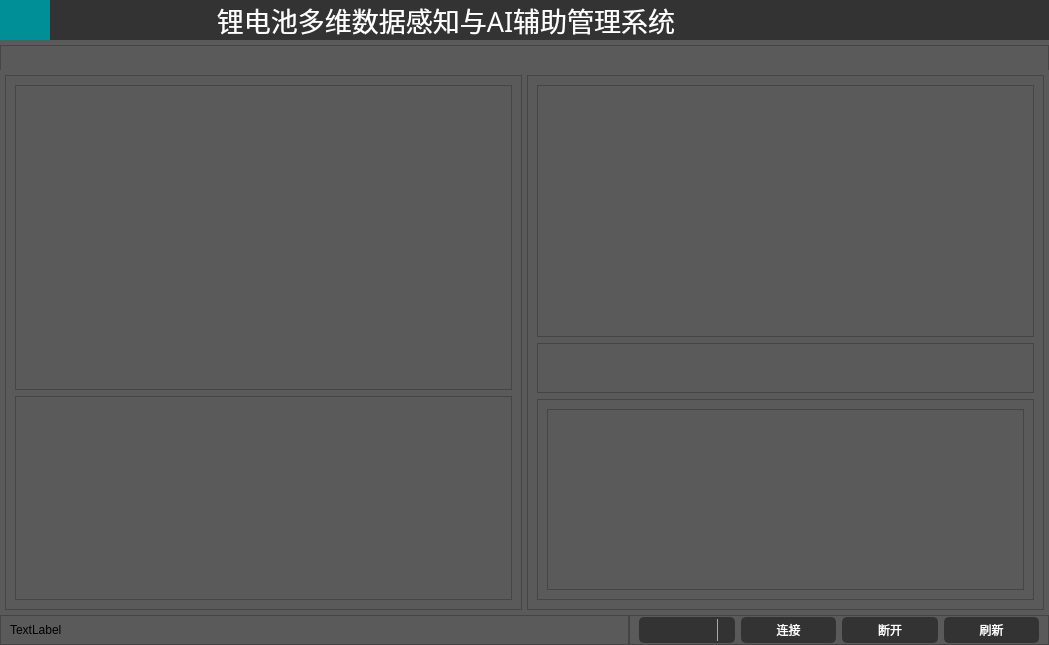
First picture: the form in ui/ui_main.ui, repository saberrin/EIS_GUI, before the edit.
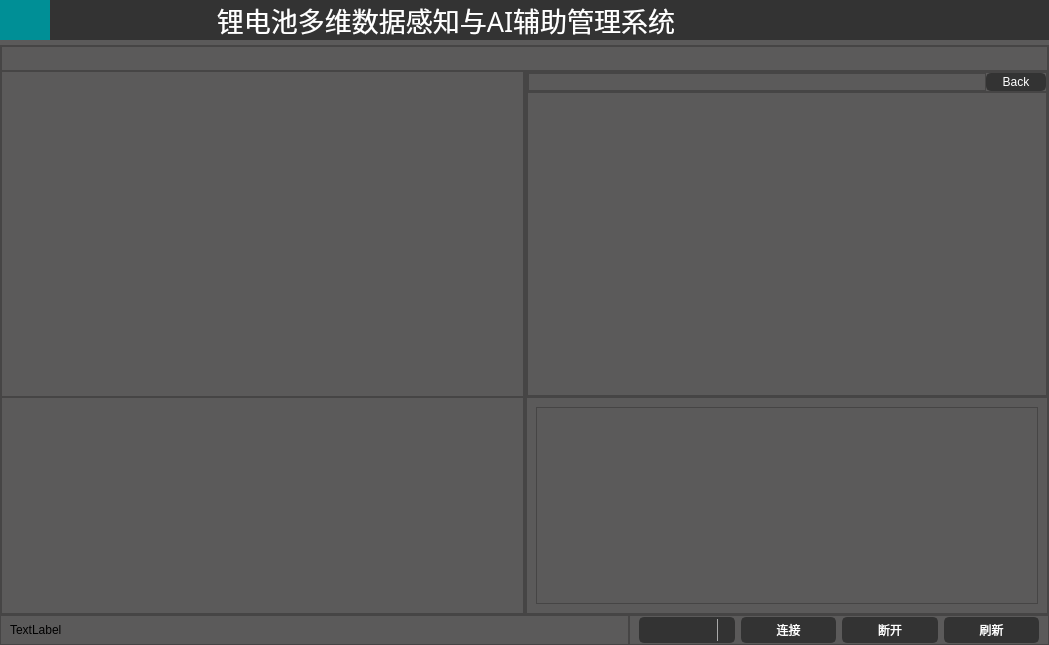
Second picture: the form after the edit. The open tabs and pages were chosen to show the change. Icons and pictures are not drawn.

```diff
--- a/ui/ui_main.ui
+++ b/ui/ui_main.ui
@@ -604,6 +604,33 @@
              <property name="bottomMargin">
               <number>0</number>
              </property>
+             <item>
+              <widget class="QFrame" name="frame_14">
+               <property name="frameShape">
+                <enum>QFrame::StyledPanel</enum>
+               </property>
+               <property name="frameShadow">
+                <enum>QFrame::Raised</enum>
+               </property>
+               <layout class="QHBoxLayout" name="horizontalLayout_21">
+                <property name="spacing">
+                 <number>0</number>
+                </property>
+                <property name="leftMargin">
+                 <number>0</number>
+                </property>
+                <property name="topMargin">
+                 <number>0</number>
+                </property>
+                <property name="rightMargin">
+                 <number>0</number>
+                </property>
+                <property name="bottomMargin">
+                 <number>0</number>
+                </property>
+               </layout>
+              </widget>
+             </item>
             </layout>
            </widget>
           </item>
@@ -990,19 +1017,19 @@
                 </property>
                 <layout class="QHBoxLayout" name="horizontalLayout_16">
                  <property name="spacing">
-                  <number>5</number>
+                  <number>0</number>
                  </property>
                  <property name="leftMargin">
-                  <number>5</number>
+                  <number>0</number>
                  </property>
                  <property name="topMargin">
-                  <number>5</number>
+                  <number>0</number>
                  </property>
                  <property name="rightMargin">
-                  <number>5</number>
+                  <number>0</number>
                  </property>
                  <property name="bottomMargin">
-                  <number>5</number>
+                  <number>0</number>
                  </property>
                  <item>
                   <widget class="QFrame" name="frame_left">
@@ -1013,6 +1040,21 @@
                     <enum>QFrame::Raised</enum>
                    </property>
                    <layout class="QVBoxLayout" name="verticalLayout_3">
+                    <property name="spacing">
+                     <number>0</number>
+                    </property>
+                    <property name="leftMargin">
+                     <number>0</number>
+                    </property>
+                    <property name="topMargin">
+                     <number>0</number>
+                    </property>
+                    <property name="rightMargin">
+                     <number>0</number>
+                    </property>
+                    <property name="bottomMargin">
+                     <number>0</number>
+                    </property>
                     <item>
                      <widget class="QFrame" name="frame_2">
                       <property name="sizePolicy">
@@ -1059,12 +1101,27 @@
                     <enum>QFrame::Raised</enum>
                    </property>
                    <layout class="QVBoxLayout" name="verticalLayout_4">
+                    <property name="spacing">
+                     <number>0</number>
+                    </property>
+                    <property name="leftMargin">
+                     <number>0</number>
+                    </property>
+                    <property name="topMargin">
+                     <number>0</number>
+                    </property>
+                    <property name="rightMargin">
+                     <number>0</number>
+                    </property>
+                    <property name="bottomMargin">
+                     <number>0</number>
+                    </property>
                     <item>
                      <widget class="QFrame" name="frame_6">
                       <property name="sizePolicy">
                        <sizepolicy hsizetype="Preferred" vsizetype="Preferred">
                         <horstretch>0</horstretch>
-                        <verstretch>5</verstretch>
+                        <verstretch>6</verstretch>
                        </sizepolicy>
                       </property>
                       <property name="frameShape">
@@ -1073,24 +1130,131 @@
                       <property name="frameShadow">
                        <enum>QFrame::Raised</enum>
                       </property>
-                      <layout class="QHBoxLayout" name="horizontalLayout_17"/>
-                     </widget>
-                    </item>
-                    <item>
-                     <widget class="QFrame" name="frame_8">
-                      <property name="sizePolicy">
-                       <sizepolicy hsizetype="Preferred" vsizetype="Preferred">
-                        <horstretch>0</horstretch>
-                        <verstretch>1</verstretch>
-                       </sizepolicy>
-                      </property>
-                      <property name="frameShape">
-                       <enum>QFrame::StyledPanel</enum>
-                      </property>
-                      <property name="frameShadow">
-                       <enum>QFrame::Raised</enum>
-                      </property>
-                      <layout class="QHBoxLayout" name="horizontalLayout_18"/>
+                      <layout class="QVBoxLayout" name="verticalLayout_7">
+                       <property name="spacing">
+                        <number>0</number>
+                       </property>
+                       <property name="leftMargin">
+                        <number>0</number>
+                       </property>
+                       <property name="topMargin">
+                        <number>0</number>
+                       </property>
+                       <property name="rightMargin">
+                        <number>0</number>
+                       </property>
+                       <property name="bottomMargin">
+                        <number>0</number>
+                       </property>
+                       <item>
+                        <widget class="QFrame" name="frame_15">
+                         <property name="sizePolicy">
+                          <sizepolicy hsizetype="Preferred" vsizetype="Preferred">
+                           <horstretch>0</horstretch>
+                           <verstretch>1</verstretch>
+                          </sizepolicy>
+                         </property>
+                         <property name="frameShape">
+                          <enum>QFrame::StyledPanel</enum>
+                         </property>
+                         <property name="frameShadow">
+                          <enum>QFrame::Raised</enum>
+                         </property>
+                         <layout class="QHBoxLayout" name="horizontalLayout_17">
+                          <property name="spacing">
+                           <number>0</number>
+                          </property>
+                          <property name="leftMargin">
+                           <number>0</number>
+                          </property>
+                          <property name="topMargin">
+                           <number>0</number>
+                          </property>
+                          <property name="rightMargin">
+                           <number>0</number>
+                          </property>
+                          <property name="bottomMargin">
+                           <number>0</number>
+                          </property>
+                          <item>
+                           <widget class="QFrame" name="frame_8">
+                            <property name="sizePolicy">
+                             <sizepolicy hsizetype="Preferred" vsizetype="Preferred">
+                              <horstretch>0</horstretch>
+                              <verstretch>0</verstretch>
+                             </sizepolicy>
+                            </property>
+                            <property name="frameShape">
+                             <enum>QFrame::StyledPanel</enum>
+                            </property>
+                            <property name="frameShadow">
+                             <enum>QFrame::Raised</enum>
+                            </property>
+                           </widget>
+                          </item>
+                          <item>
+                           <widget class="QPushButton" name="pushButton">
+                            <property name="sizePolicy">
+                             <sizepolicy hsizetype="Preferred" vsizetype="Preferred">
+                              <horstretch>0</horstretch>
+                              <verstretch>0</verstretch>
+                             </sizepolicy>
+                            </property>
+                            <property name="maximumSize">
+                             <size>
+                              <width>60</width>
+                              <height>16777215</height>
+                             </size>
+                            </property>
+                            <property name="styleSheet">
+                             <string notr="true">QPushButton {
+	font: 10pt &quot;Adobe 黑体 Std R&quot;;
+	border: 2px solid rgb(51,51,51);
+	border-radius: 5px;	
+	color:rgb(255,255,255);
+	background-color: rgb(51,51,51);
+}
+QPushButton:hover {
+	border: 2px solid rgb(0,143,150);
+	background-color: rgb(0,143,150);
+}
+QPushButton:pressed {	
+	border: 2px solid rgb(0,143,150);
+	background-color: rgb(51,51,51);
+}
+
+QPushButton:disabled {	
+	border-radius: 5px;	
+	border: 2px solid rgb(112,112,112);
+	background-color: rgb(112,112,112);
+}</string>
+                            </property>
+                            <property name="text">
+                             <string>Back</string>
+                            </property>
+                           </widget>
+                          </item>
+                         </layout>
+                        </widget>
+                       </item>
+                       <item>
+                        <widget class="QFrame" name="frame_16">
+                         <property name="sizePolicy">
+                          <sizepolicy hsizetype="Preferred" vsizetype="Preferred">
+                           <horstretch>0</horstretch>
+                           <verstretch>15</verstretch>
+                          </sizepolicy>
+                         </property>
+                         <property name="frameShape">
+                          <enum>QFrame::StyledPanel</enum>
+                         </property>
+                         <property name="frameShadow">
+                          <enum>QFrame::Raised</enum>
+                         </property>
+                         <layout class="QVBoxLayout" name="verticalLayout_8"/>
+                        </widget>
+                       </item>
+                      </layout>
                      </widget>
                     </item>
                     <item>
```
Left out of the diff: 2 changed lines with no effect on the pictures.
